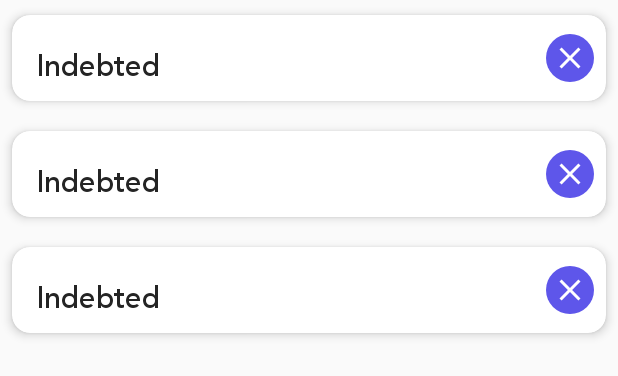
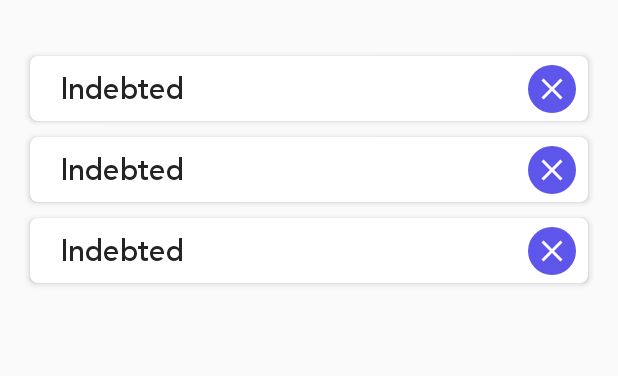
Before and after one commit to efanious/Aad-team-38-animation-challenge, an Android app: the layout content_favorite_word.xml on its own in the app's theme, with its tools: preview values and no code run, on a phone screen of 412 x 824 dp. Shown: the top 376 px of the screen. Run offline under Robolectric (Android 15) with nearby library versions, the phone set to English and light mode, and no system bars.

Commit message:
Fixed remove from favorite

```diff
--- a/app/src/main/java/android/example/aad_team_38_animation_challenge/RecentSearchAdapter.java
+++ b/app/src/main/java/android/example/aad_team_38_animation_challenge/RecentSearchAdapter.java
@@ -84,8 +84,6 @@ public class RecentSearchAdapter extends BaseAdapter {
         mCursor.moveToPosition(position);
         viewHolder.word.setText(mCursor.getString(mWordPos));
 
-        Animation animation = AnimationUtils.loadAnimation(mContext, R.anim.list_slide_in_left);
-        convertView.setAnimation(animation);
         return convertView;
     }
 
--- a/app/src/main/res/layout/activity_main.xml
+++ b/app/src/main/res/layout/activity_main.xml
@@ -32,7 +32,7 @@
             android:paddingEnd="20dp"
             android:textColor="@color/colorDark"
             android:textColorHint="@color/colorDark"
-            android:textCursorDrawable="@null"/>
+            android:textCursorDrawable="@null" />
 
         <ImageView
             android:id="@+id/search"
@@ -64,7 +64,7 @@
         android:layout_height="wrap_content"
         android:layout_marginBottom="32dp"
         app:layout_constraintEnd_toEndOf="parent"
-        app:layout_constraintStart_toStartOf="parent"
+        app:layout_constraintStart_toStartOf="@id/frameLayout"
         app:layout_constraintTop_toBottomOf="@id/recent_title"
         android:layout_marginTop="8dp"
         tools:listitem="@layout/word_row"
--- a/app/src/main/res/layout/content_favorite_word.xml
+++ b/app/src/main/res/layout/content_favorite_word.xml
@@ -6,7 +6,10 @@
     android:layout_height="match_parent"
     app:layout_behavior="@string/appbar_scrolling_view_behavior"
     tools:context=".FavoriteWord"
-    tools:showIn="@layout/activity_favorite_word">
+    tools:showIn="@layout/activity_favorite_word"
+    android:layout_marginLeft="16dp"
+    android:layout_marginRight="16dp"
+    android:layout_marginTop="32dp">
 
     <androidx.recyclerview.widget.RecyclerView
         android:id="@+id/rv_fav_words"
--- a/app/src/main/res/layout/fav_word_row.xml
+++ b/app/src/main/res/layout/fav_word_row.xml
@@ -5,10 +5,12 @@
     android:layout_width="match_parent"
     android:layout_height="wrap_content"
     android:orientation="vertical"
-    app:cardCornerRadius="12dp"
-    app:cardElevation="4dp"
+    app:cardCornerRadius="5dp"
+    app:cardElevation="2.5dp"
     app:cardUseCompatPadding="true"
-    app:contentPadding="8dp">
+    app:contentPadding="0dp"
+    android:paddingLeft="8dp"
+    android:paddingRight="8dp">
 
     <androidx.constraintlayout.widget.ConstraintLayout
         android:layout_width="match_parent"
@@ -19,14 +21,18 @@
             android:id="@+id/word"
             android:layout_width="0dp"
             android:layout_height="wrap_content"
-            android:layout_margin="8dp"
             android:fontFamily="@font/avenir_medium"
             android:text="@string/word_row_dummy_word"
             android:textColor="@color/colorDark"
             android:textSize="20sp"
             app:layout_constraintEnd_toEndOf="parent"
             app:layout_constraintStart_toStartOf="parent"
-            app:layout_constraintTop_toTopOf="parent" />
+            app:layout_constraintTop_toTopOf="parent"
+            app:layout_constraintBottom_toBottomOf="parent"
+            android:paddingStart="20dp"
+            android:paddingEnd="20dp"
+            android:paddingTop="4dp"
+            android:paddingBottom="6dp"/>
 
         <ImageButton
             android:id="@+id/btn_delete_fav_word"
@@ -38,18 +44,8 @@
             app:layout_constraintBottom_toBottomOf="parent"
             app:layout_constraintEnd_toEndOf="parent"
             app:layout_constraintTop_toTopOf="parent"
-            app:srcCompat="@drawable/ic_close_white" />
-
-        <!--        <View-->
-
-        <!--            android:id="@+id/view"-->
-        <!--            android:layout_width="wrap_content"-->
-        <!--            android:layout_height="2dp"-->
-        <!--            android:layout_marginTop="8dp"-->
-        <!--            android:background="#E7E4E4"-->
-        <!--            app:layout_constraintEnd_toEndOf="parent"-->
-        <!--            app:layout_constraintStart_toStartOf="parent"-->
-        <!--            app:layout_constraintTop_toBottomOf="@+id/word" />-->
+            app:srcCompat="@drawable/ic_close_white"
+            android:layout_marginRight="8dp"/>
 
     </androidx.constraintlayout.widget.ConstraintLayout>
 
```
Also changed, not shown: app/src/main/java/android/example/aad_team_38_animation_challenge/FavWordAdapter.java (+6 -4 lines), app/src/main/java/android/example/aad_team_38_animation_challenge/FavoriteWord.java (+8 -7 lines), app/src/main/res/layout/activity_favorite_word.xml (+9 -8 lines), app/src/main/res/layout/word_row.xml (+9 -4 lines).
